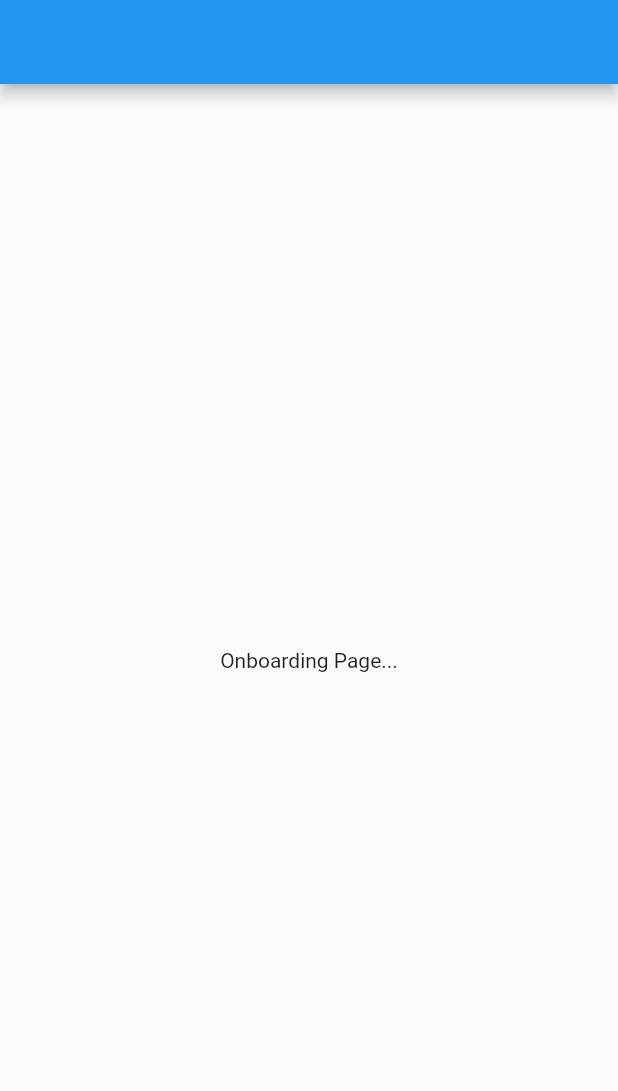
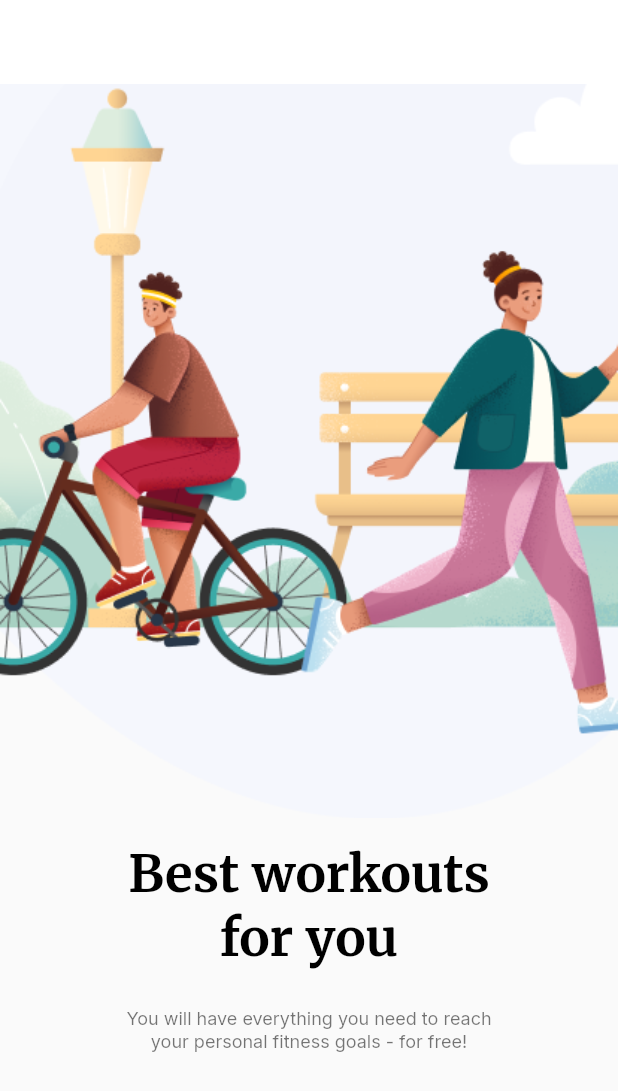
Before and after one commit to ImrulEmon/Health-Fitness, a Flutter app: the screen it shows after launch, on a phone screen of 412 x 824 dp. Shown: the top 1091 px of the screen. Run offline on Flutter 3.47's test engine with Material 2 defaults, Android fonts, the phone set to English and light mode, and no system bars; our stand-ins replace google_fonts.

Commit message:
Onboarding Page wtOut Btn

```diff
--- a/lib/main.dart
+++ b/lib/main.dart
@@ -1,6 +1,8 @@
 import 'package:flutter/material.dart';
 import 'package:flutter/services.dart';
-import 'package:health_fitness/screens/onboardingPage.dart';
+
+import 'screens/onboarding_page.dart';
+import './constants/colors.dart';
 
 void main() {
   runApp(const MyApp());
@@ -12,12 +14,23 @@ class MyApp extends StatelessWidget {
   @override
   Widget build(BuildContext context) {
     SystemChrome.setSystemUIOverlayStyle(
-        SystemUiOverlayStyle(statusBarColor: Colors.transparent));
+        const SystemUiOverlayStyle(statusBarColor: Colors.transparent));
     return MaterialApp(
       debugShowCheckedModeBanner: false,
       title: 'Health Fitness',
       theme: ThemeData(
-        primarySwatch: Colors.blue,
+        primarySwatch: Colors.green,
+        appBarTheme: const AppBarTheme(
+          iconTheme: IconThemeData(color: Colors.black),
+          color: hlBgc,
+          elevation: 0,
+        ),
+        textTheme: const TextTheme(
+          headline4: TextStyle(
+            fontWeight: FontWeight.bold,
+            color: Colors.black,
+          ),
+        ),
       ),
       home: const OnboardingPage(),
     );
--- a/lib/screens/onboardingPage.dart
+++ /dev/null
@@ -1,23 +0,0 @@
-import 'package:flutter/src/widgets/container.dart';
-import 'package:flutter/src/widgets/framework.dart';
-
-import 'package:flutter/material.dart';
-
-class OnboardingPage extends StatelessWidget {
-  const OnboardingPage({super.key});
-
-  @override
-  Widget build(BuildContext context) {
-    return Scaffold(
-      appBar: AppBar(),
-      body: Center(
-        child: Column(
-          mainAxisAlignment: MainAxisAlignment.center,
-          children: [
-            Text('Onboarding Page...'),
-          ],
-        ),
-      ),
-    );
-  }
-}
--- /dev/null
+++ b/lib/screens/onboarding_page.dart
@@ -0,0 +1,44 @@
+import 'package:google_fonts/google_fonts.dart';
+import 'package:flutter/material.dart';
+import '../constants/colors.dart';
+
+class OnboardingPage extends StatelessWidget {
+  const OnboardingPage({super.key});
+
+  @override
+  Widget build(BuildContext context) {
+    final TextTheme textTheme = Theme.of(context).textTheme;
+    return Scaffold(
+      appBar: AppBar(),
+      body: Column(
+        children: [
+          Container(
+            alignment: Alignment.center,
+            child: Image.asset(
+              onboardImg,
+              fit: BoxFit.cover,
+            ),
+          ),
+          const SizedBox(height: paddingDft),
+          Text(
+            'Best workouts\nfor you',
+            style: GoogleFonts.merriweather(
+              textStyle: textTheme.headline4,
+            ),
+            textAlign: TextAlign.center,
+          ),
+          const SizedBox(
+            height: paddingDft * 1.5,
+          ),
+          Text(
+            'You will have everything you need to reach\nyour personal fitness goals - for free!',
+            style: GoogleFonts.inter(
+              textStyle: textTheme.caption,
+            ),
+            textAlign: TextAlign.center,
+          ),
+        ],
+      ),
+    );
+  }
+}
--- a/pubspec.yaml
+++ b/pubspec.yaml
@@ -31,11 +31,13 @@ environment:
 dependencies:
   flutter:
     sdk: flutter
+  google_fonts: ^3.0.1
 
 
   # The following adds the Cupertino Icons font to your application.
   # Use with the CupertinoIcons class for iOS style icons.
   cupertino_icons: ^1.0.2
+
 
 dev_dependencies:
   flutter_test:
@@ -60,8 +62,8 @@ flutter:
   uses-material-design: true
 
   # To add assets to your application, add an assets section, like this:
-  # assets:
-  #   - images/a_dot_burr.jpeg
+  assets:
+    - assets/images/
   #   - images/a_dot_ham.jpeg
 
   # An image asset can refer to one or more resolution-specific "variants", see
```
Also changed, not shown: lib/constants/colors.dart (+14 -4 lines), assets/images/onboaredPic.png (added), lib/screens/activityPage.dart (deleted), lib/screens/activity_page.dart (added), lib/screens/exercisePage.dart (deleted), lib/screens/exercise_page.dart (added), lib/screens/homePage.dart (deleted), lib/screens/home_page.dart (added), pubspec.lock, 34 other files.
